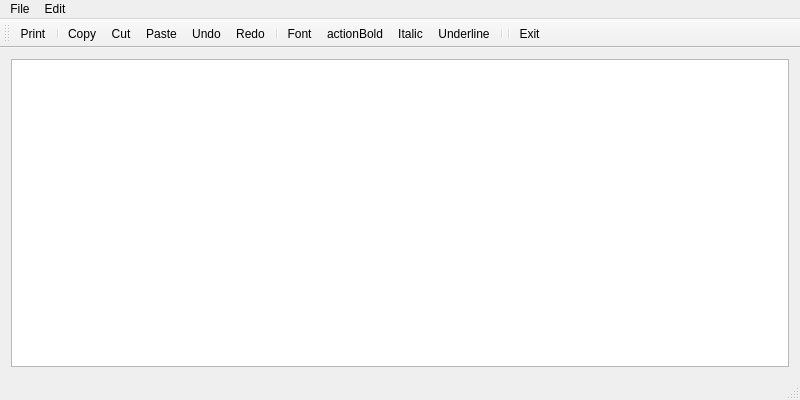
PolitoTeam/Scriba, file Client/editor.ui: the form before one commit.
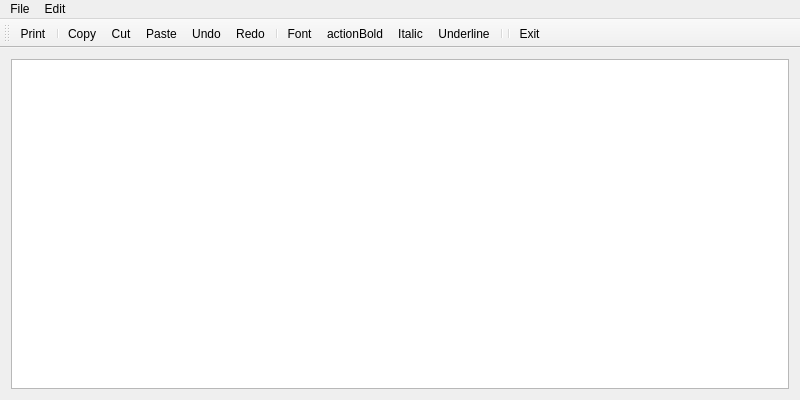
The form after the commit. Icons and pictures are not drawn.

Patch:
```diff
--- a/Client/editor.ui
+++ b/Client/editor.ui
@@ -75,7 +75,6 @@
    <addaction name="separator"/>
    <addaction name="actionExit"/>
   </widget>
-  <widget class="QStatusBar" name="statusBar"/>
   <action name="actionNew">
    <property name="icon">
     <iconset resource="client.qrc">
```
